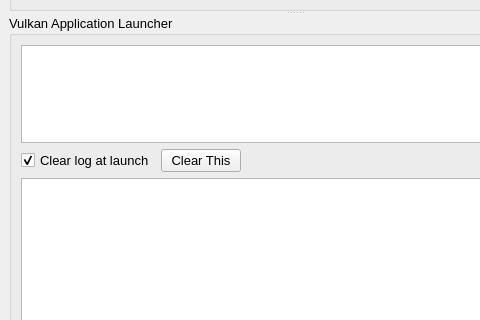
Above: vkconfig/mainwindow.ui from LunarG/VulkanTools before the change; both pictures show x 0 to 480 and y 403 to 723 of the 1122 by 842 pixel window. Below: the same form after it.
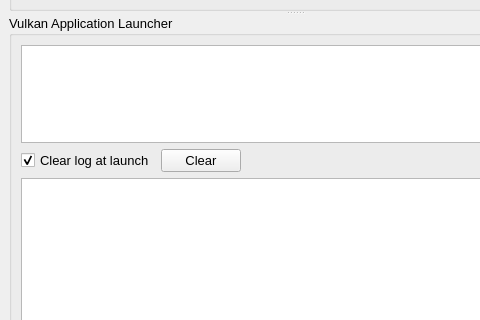
That is the form after the change. Icons and pictures are not drawn.

Commit message: vkconfig - fix clear button bahavior, fix frame capture configuration name

What changed in the file:
```diff
--- a/vkconfig/mainwindow.ui
+++ b/vkconfig/mainwindow.ui
@@ -314,7 +314,7 @@
          <item row="1" column="1">
           <widget class="QPushButton" name="pushButtonClearLog">
            <property name="text">
-            <string>Clear This</string>
+            <string>Clear</string>
            </property>
           </widget>
          </item>
```
The commit also changes 4 other files.
